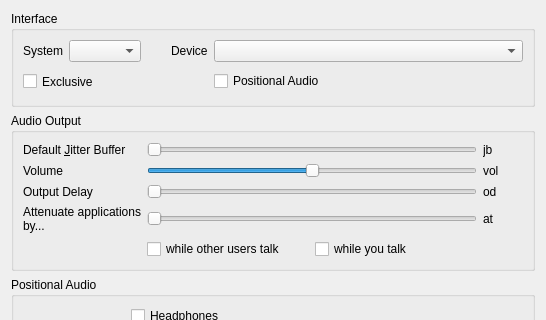
Before: the Qt Designer form src/mumble/AudioOutput.ui in mumble-voip/mumble, drawn with Qt 5; both pictures show x 0 to 546 and y 0 to 320 of the 546 by 669 pixel window.
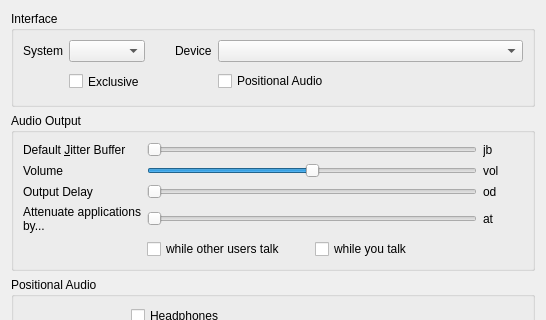
After: the same form once the commit is applied.

```diff
--- a/src/mumble/AudioOutput.ui
+++ b/src/mumble/AudioOutput.ui
@@ -94,7 +94,7 @@
         </property>
        </widget>
       </item>
-      <item row="1" column="0" colspan="2">
+      <item row="1" column="1">
        <widget class="QCheckBox" name="qcbExclusive">
         <property name="enabled">
          <bool>true</bool>
```
